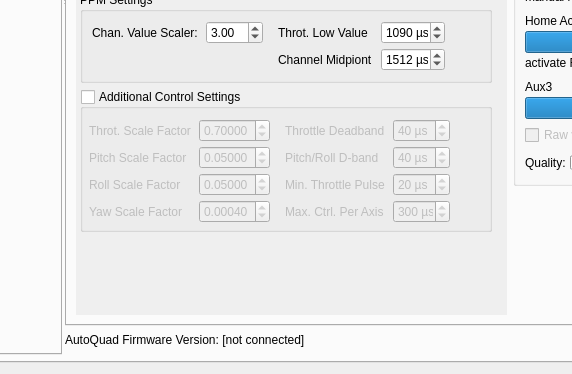
First picture: the form in src/ui/qgcautoquad.ui, repository mpaperno/qgroundcontrol_aq, before the edit; both pictures show x 217 to 789 and y 417 to 791 of the 1069 by 791 pixel window.
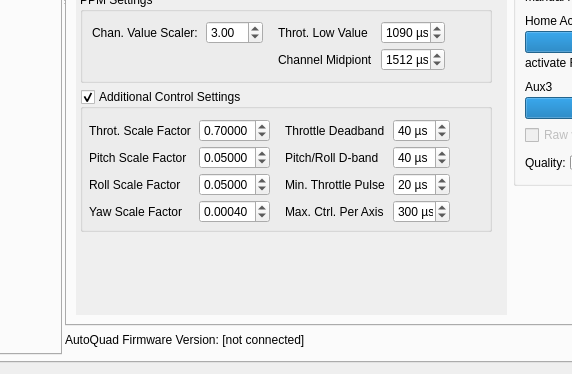
Second picture: the form after the edit. Icons and pictures are not drawn.

Commit message: Display addl. control options by default, save state to widget settings.

Diff of the .ui file:
```diff
--- a/src/ui/qgcautoquad.ui
+++ b/src/ui/qgcautoquad.ui
@@ -2760,7 +2760,7 @@
                       <bool>true</bool>
                      </property>
                      <property name="checked">
-                      <bool>false</bool>
+                      <bool>true</bool>
                      </property>
                      <layout class="QGridLayout" name="gridLayout_28">
                       <property name="margin">
```
Left out of the diff: 3 changed lines with no effect on the pictures. The commit also changes 1 other file.
